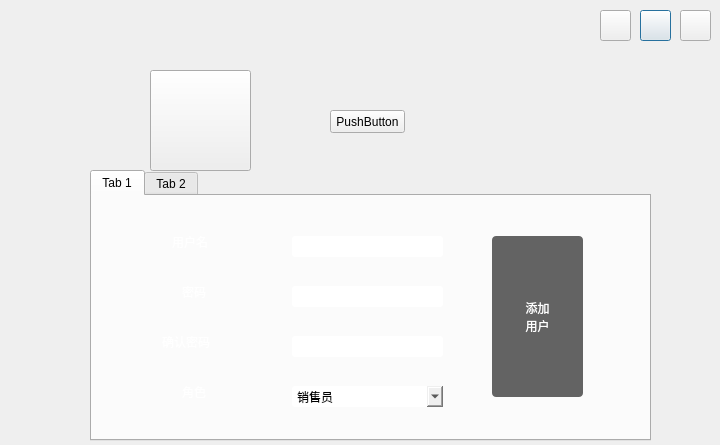
Before: the Qt Designer form adminoper.ui in xurongchen/CIP, drawn with Qt 5.
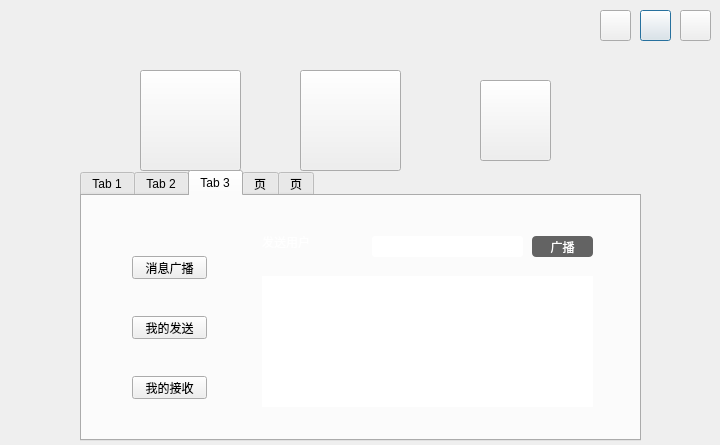
After: the same form once the commit is applied. The open tabs and pages were chosen to show the change. Icons and pictures are not drawn.

Patch:
```diff
--- a/adminoper.ui
+++ b/adminoper.ui
@@ -73,7 +73,7 @@
   <widget class="QPushButton" name="PBAdd">
    <property name="geometry">
     <rect>
-     <x>150</x>
+     <x>140</x>
      <y>70</y>
      <width>101</width>
      <height>101</height>
@@ -89,7 +89,7 @@
   <widget class="QTabWidget" name="tabWidget">
    <property name="geometry">
     <rect>
-     <x>90</x>
+     <x>80</x>
      <y>170</y>
      <width>561</width>
      <height>271</height>
@@ -143,7 +143,7 @@
        <x>400</x>
        <y>40</y>
        <width>91</width>
-       <height>161</height>
+       <height>171</height>
       </rect>
      </property>
      <property name="styleSheet">
@@ -268,20 +268,269 @@
      <string>Tab 2</string>
     </attribute>
    </widget>
+   <widget class="QWidget" name="tab_3">
+    <attribute name="title">
+     <string>Tab 3</string>
+    </attribute>
+    <widget class="QTextEdit" name="TESend">
+     <property name="geometry">
+      <rect>
+       <x>180</x>
+       <y>80</y>
+       <width>331</width>
+       <height>131</height>
+      </rect>
+     </property>
+     <property name="styleSheet">
+      <string notr="true">border-radius:5px;
+font: 75 12pt &quot;微软雅黑&quot;;</string>
+     </property>
+    </widget>
+    <widget class="QLineEdit" name="LESend">
+     <property name="geometry">
+      <rect>
+       <x>290</x>
+       <y>40</y>
+       <width>151</width>
+       <height>21</height>
+      </rect>
+     </property>
+     <property name="toolTip">
+      <string>&lt;!DOCTYPE HTML PUBLIC &quot;-//W3C//DTD HTML 4.0//EN&quot; &quot;http://www.w3.org/TR/REC-html40/strict.dtd&quot;&gt;
+&lt;html&gt;&lt;head&gt;&lt;meta name=&quot;qrichtext&quot; content=&quot;1&quot; /&gt;&lt;style type=&quot;text/css&quot;&gt;
+p, li { white-space: pre-wrap; }
+&lt;/style&gt;&lt;/head&gt;&lt;body style=&quot; font-family:'微软雅黑'; font-size:12pt; font-weight:72; font-style:normal;&quot;&gt;
+&lt;p style=&quot; margin-top:0px; margin-bottom:0px; margin-left:0px; margin-right:0px; -qt-block-indent:0; text-indent:0px;&quot;&gt;此处为空即可广播消息至全部用户&lt;/p&gt;&lt;/body&gt;&lt;/html&gt;</string>
+     </property>
+     <property name="styleSheet">
+      <string notr="true">font: 75 12pt &quot;微软雅黑&quot;;
+
+border-radius:3px;</string>
+     </property>
+    </widget>
+    <widget class="QPushButton" name="PBSend">
+     <property name="geometry">
+      <rect>
+       <x>450</x>
+       <y>40</y>
+       <width>61</width>
+       <height>21</height>
+      </rect>
+     </property>
+     <property name="styleSheet">
+      <string notr="true">color: rgb(255, 255, 255);
+background-color: rgb(99, 99, 99);
+font: 75 13pt &quot;微软雅黑&quot;;
+border-radius:4px;</string>
+     </property>
+     <property name="text">
+      <string>广播</string>
+     </property>
+    </widget>
+    <widget class="QLabel" name="label_11">
+     <property name="geometry">
+      <rect>
+       <x>180</x>
+       <y>30</y>
+       <width>101</width>
+       <height>31</height>
+      </rect>
+     </property>
+     <property name="styleSheet">
+      <string notr="true">font: 75 18pt &quot;微软雅黑&quot;;
+color: rgb(255, 255, 255);</string>
+     </property>
+     <property name="text">
+      <string>发送用户</string>
+     </property>
+    </widget>
+    <widget class="QPushButton" name="PBSend1">
+     <property name="geometry">
+      <rect>
+       <x>50</x>
+       <y>60</y>
+       <width>75</width>
+       <height>23</height>
+      </rect>
+     </property>
+     <property name="text">
+      <string>消息广播</string>
+     </property>
+    </widget>
+    <widget class="QPushButton" name="PBMy1">
+     <property name="geometry">
+      <rect>
+       <x>50</x>
+       <y>120</y>
+       <width>75</width>
+       <height>23</height>
+      </rect>
+     </property>
+     <property name="text">
+      <string>我的发送</string>
+     </property>
+    </widget>
+    <widget class="QPushButton" name="PBGet1">
+     <property name="geometry">
+      <rect>
+       <x>50</x>
+       <y>180</y>
+       <width>75</width>
+       <height>23</height>
+      </rect>
+     </property>
+     <property name="text">
+      <string>我的接收</string>
+     </property>
+    </widget>
+   </widget>
+   <widget class="QWidget" name="tab_6">
+    <attribute name="title">
+     <string>页</string>
+    </attribute>
+    <widget class="QPushButton" name="PBSend2">
+     <property name="geometry">
+      <rect>
+       <x>50</x>
+       <y>60</y>
+       <width>75</width>
+       <height>23</height>
+      </rect>
+     </property>
+     <property name="text">
+      <string>消息广播</string>
+     </property>
+    </widget>
+    <widget class="QPushButton" name="PBMy2">
+     <property name="geometry">
+      <rect>
+       <x>50</x>
+       <y>120</y>
+       <width>75</width>
+       <height>23</height>
+      </rect>
+     </property>
+     <property name="text">
+      <string>我的发送</string>
+     </property>
+    </widget>
+    <widget class="QPushButton" name="PBGet2">
+     <property name="geometry">
+      <rect>
+       <x>50</x>
+       <y>180</y>
+       <width>75</width>
+       <height>23</height>
+      </rect>
+     </property>
+     <property name="text">
+      <string>我的接收</string>
+     </property>
+    </widget>
+   </widget>
+   <widget class="QWidget" name="tab_7">
+    <attribute name="title">
+     <string>页</string>
+    </attribute>
+    <widget class="QPushButton" name="PBSend3">
+     <property name="geometry">
+      <rect>
+       <x>50</x>
+       <y>60</y>
+       <width>75</width>
+       <height>23</height>
+      </rect>
+     </property>
+     <property name="text">
+      <string>消息广播</string>
+     </property>
+    </widget>
+    <widget class="QPushButton" name="PBMy3">
+     <property name="geometry">
+      <rect>
+       <x>50</x>
+       <y>120</y>
+       <width>75</width>
+       <height>23</height>
+      </rect>
+     </property>
+     <property name="text">
+      <string>我的发送</string>
+     </property>
+    </widget>
+    <widget class="QPushButton" name="PBGet3">
+     <property name="geometry">
+      <rect>
+       <x>50</x>
+       <y>180</y>
+       <width>75</width>
+       <height>23</height>
+      </rect>
+     </property>
+     <property name="text">
+      <string>我的接收</string>
+     </property>
+    </widget>
+   </widget>
   </widget>
   <widget class="QPushButton" name="pushButton">
    <property name="geometry">
     <rect>
-     <x>330</x>
-     <y>110</y>
-     <width>75</width>
-     <height>23</height>
+     <x>300</x>
+     <y>70</y>
+     <width>101</width>
+     <height>101</height>
     </rect>
    </property>
+   <property name="toolTip">
+    <string>&lt;!DOCTYPE HTML PUBLIC &quot;-//W3C//DTD HTML 4.0//EN&quot; &quot;http://www.w3.org/TR/REC-html40/strict.dtd&quot;&gt;
+&lt;html&gt;&lt;head&gt;&lt;meta name=&quot;qrichtext&quot; content=&quot;1&quot; /&gt;&lt;style type=&quot;text/css&quot;&gt;
+p, li { white-space: pre-wrap; }
+&lt;/style&gt;&lt;/head&gt;&lt;body style=&quot; font-family:'宋体'; font-size:9pt; font-weight:400; font-style:normal;&quot;&gt;
+&lt;p style=&quot; margin-top:0px; margin-bottom:0px; margin-left:0px; margin-right:0px; -qt-block-indent:0; text-indent:0px;&quot;&gt;&lt;span style=&quot; font-size:12pt;&quot;&gt;删除用户&lt;/span&gt;&lt;/p&gt;&lt;/body&gt;&lt;/html&gt;</string>
+   </property>
+   <property name="styleSheet">
+    <string notr="true">#PBDelete{border-image: url(:/new/prefix1/xadm.png)}</string>
+   </property>
    <property name="text">
-    <string>PushButton</string>
+    <string/>
    </property>
   </widget>
+  <widget class="QPushButton" name="PBMessage">
+   <property name="geometry">
+    <rect>
+     <x>480</x>
+     <y>80</y>
+     <width>71</width>
+     <height>81</height>
+    </rect>
+   </property>
+   <property name="toolTip">
+    <string>&lt;!DOCTYPE HTML PUBLIC &quot;-//W3C//DTD HTML 4.0//EN&quot; &quot;http://www.w3.org/TR/REC-html40/strict.dtd&quot;&gt;
+&lt;html&gt;&lt;head&gt;&lt;meta name=&quot;qrichtext&quot; content=&quot;1&quot; /&gt;&lt;style type=&quot;text/css&quot;&gt;
+p, li { white-space: pre-wrap; }
+&lt;/style&gt;&lt;/head&gt;&lt;body style=&quot; font-family:'宋体'; font-size:9pt; font-weight:400; font-style:normal;&quot;&gt;
+&lt;p style=&quot; margin-top:0px; margin-bottom:0px; margin-left:0px; margin-right:0px; -qt-block-indent:0; text-indent:0px;&quot;&gt;&lt;span style=&quot; font-size:12pt;&quot;&gt;消息广播&lt;/span&gt;&lt;/p&gt;&lt;/body&gt;&lt;/html&gt;</string>
+   </property>
+   <property name="styleSheet">
+    <string notr="true">#PBMessage{border-image: url(:/new/prefix1/mes.png)}</string>
+   </property>
+   <property name="text">
+    <string/>
+   </property>
+  </widget>
+  <zorder>PBMin</zorder>
+  <zorder>PBClose</zorder>
+  <zorder>PBReturn</zorder>
+  <zorder>PBAdd</zorder>
+  <zorder>tabWidget</zorder>
+  <zorder>PBDelete</zorder>
+  <zorder>PBMessage</zorder>
+  <zorder>label_11</zorder>
+  <zorder>LESend</zorder>
+  <zorder>PBSend</zorder>
+  <zorder>tabWidget_2</zorder>
+  <zorder>label_11</zorder>
  </widget>
  <resources/>
  <connections/>
```
Left out of the diff: 97 changed lines with no effect on the pictures.
